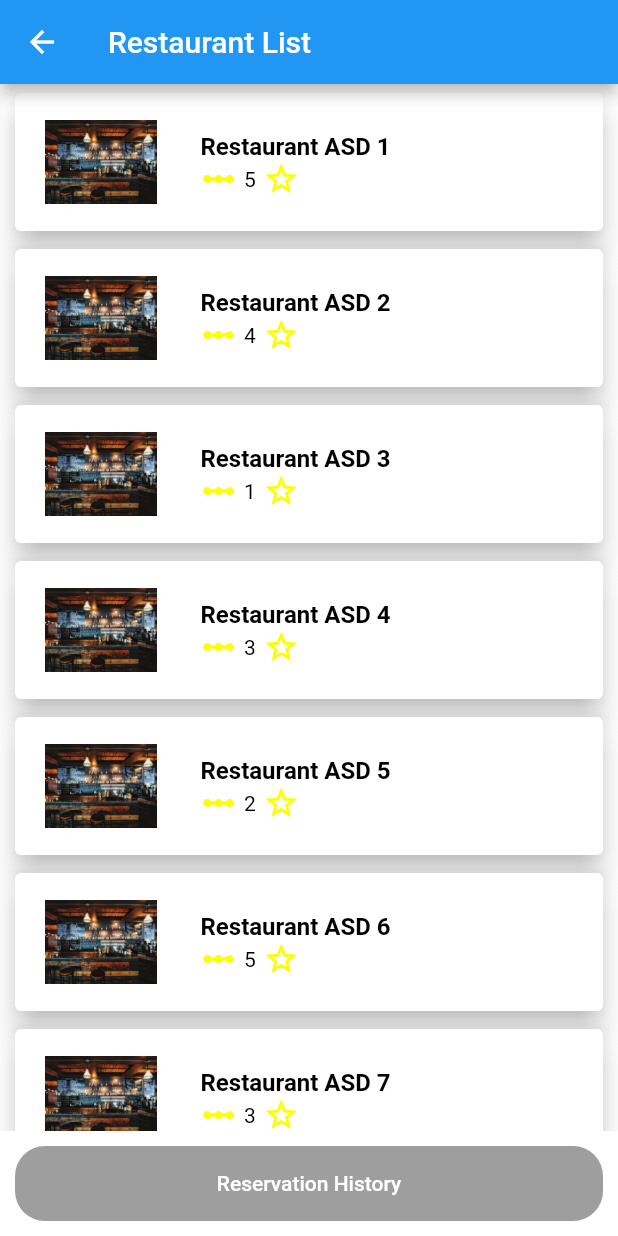
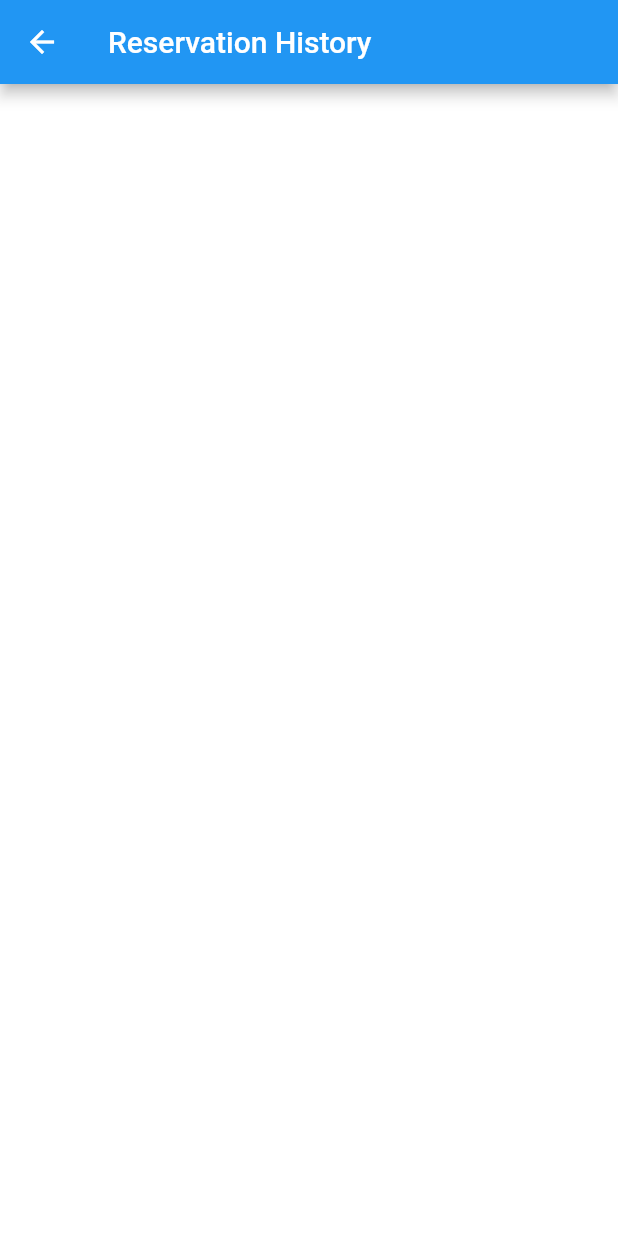
Before and after one commit to samueljiwandono0310/restaruant-app, a Flutter app: the MainScreen screen opened by its route, after a tap on "Reservation History", on a phone screen of 412 x 824 dp. Run offline on Flutter 3.47's test engine with Material 2 defaults, Android fonts, the light colour scheme and no system bars; our stand-ins replace get, shared_preferences, sqflite; accounts and stored records are empty.

Commit message:
feat: implementation ui reservation history and detail restaurant

```diff
--- a/lib/config/routes.dart
+++ b/lib/config/routes.dart
@@ -2,6 +2,7 @@ import 'package:flutter/material.dart';
 import 'package:restaurant_app/screens/login_screen/login_screen.dart';
 import 'package:restaurant_app/screens/main_screen/main_screen.dart';
 import 'package:restaurant_app/screens/registration_screen/registration_screen.dart';
+import 'package:restaurant_app/screens/reservation_history_screen/reservation_history_screen.dart';
 import 'package:restaurant_app/screens/splash_screen/splash_screen.dart';
 
 class NavigationRoutes {
@@ -15,6 +16,8 @@ class NavigationRoutes {
         return MaterialPageRoute(builder: (_) => RegistrationScreen());
       case 'main-screen':
         return MaterialPageRoute(builder: (_) => MainScreen());
+      case 'reservation-history-screen':
+        return MaterialPageRoute(builder: (_) => ReservationHistoryScreen());
       default:
         return MaterialPageRoute(
           builder: (_) => Scaffold(
--- a/lib/dummy/dummy_data.dart
+++ b/lib/dummy/dummy_data.dart
@@ -260,49 +260,49 @@ class DummyData {
 
   static var restaurantList = [
     RestaurantData(
-      id: "1",
+      id: 1,
       restaurantImage: "assets/dummy_pic.jpg",
       restaurantName: "Restaurant ASD 1",
       restaurantRating: 5,
     ),
     RestaurantData(
-      id: "2",
+      id: 2,
       restaurantImage: "assets/dummy_pic.jpg",
       restaurantName: "Restaurant ASD 2",
       restaurantRating: 4,
     ),
     RestaurantData(
-      id: "3",
+      id: 3,
       restaurantImage: "assets/dummy_pic.jpg",
       restaurantName: "Restaurant ASD 3",
       restaurantRating: 1,
     ),
     RestaurantData(
-      id: "4",
+      id: 4,
       restaurantImage: "assets/dummy_pic.jpg",
       restaurantName: "Restaurant ASD 4",
       restaurantRating: 3,
     ),
     RestaurantData(
-      id: "5",
+      id: 5,
       restaurantImage: "assets/dummy_pic.jpg",
       restaurantName: "Restaurant ASD 5",
       restaurantRating: 2,
     ),
     RestaurantData(
-      id: "6",
+      id: 6,
       restaurantImage: "assets/dummy_pic.jpg",
       restaurantName: "Restaurant ASD 6",
       restaurantRating: 5,
     ),
     RestaurantData(
-      id: "7",
+      id: 7,
       restaurantImage: "assets/dummy_pic.jpg",
       restaurantName: "Restaurant ASD 7",
       restaurantRating: 3,
     ),
     RestaurantData(
-      id: "8",
+      id: 8,
       restaurantImage: "assets/dummy_pic.jpg",
       restaurantName: "Restaurant ASD 8",
       restaurantRating: 2,
--- a/lib/model/restauran_model.dart
+++ b/lib/model/restauran_model.dart
@@ -1,5 +1,5 @@
 class RestaurantData {
-  String id;
+  int id;
   String restaurantName;
   int restaurantRating;
   String restaurantImage;
--- a/lib/screens/main_screen/main_screen.dart
+++ b/lib/screens/main_screen/main_screen.dart
@@ -1,5 +1,8 @@
+import 'package:flutter/cupertino.dart';
 import 'package:flutter/material.dart';
+import 'package:get/get.dart';
 import 'package:restaurant_app/dummy/dummy_data.dart';
+import 'package:restaurant_app/screens/main_screen/detail/detail_main_screen.dart';
 
 class MainScreen extends StatefulWidget {
   @override
@@ -7,10 +10,6 @@ class MainScreen extends StatefulWidget {
 }
 
 class _MainScreenState extends State<MainScreen> {
-  void _onItemTapped() {
-    print("object");
-  }
-
   @override
   Widget build(BuildContext context) {
     return Scaffold(
@@ -29,7 +28,18 @@ class _MainScreenState extends State<MainScreen> {
           shrinkWrap: true,
           itemCount: DummyData.restaurantList.length,
           itemBuilder: (BuildContext context, int index) {
-            return Card(
+            return GestureDetector(
+              onTap: () {
+                Navigator.of(context).push(
+                  CupertinoPageRoute(
+                    fullscreenDialog: true,
+                    builder: (context) => DetailMainScreen(
+                      index: index,
+                    ),
+                  ),
+                );
+              },
+              child: Card(
                 elevation: 8.0,
                 margin: new EdgeInsets.symmetric(
                   horizontal: 10.0,
@@ -87,13 +97,14 @@ class _MainScreenState extends State<MainScreen> {
                     ),
                   ),
                 ),
+              ),
             );
           },
         ),
       ),
       bottomNavigationBar: GestureDetector(
         onTap: () {
-          print("object");
+          Get.toNamed('reservation-history-screen');
         },
         child: Container(
           margin: EdgeInsets.all(10.0),
--- /dev/null
+++ b/lib/screens/reservation_history_screen/reservation_history_screen.dart
@@ -0,0 +1,32 @@
+import 'package:flutter/material.dart';
+import 'package:get/get.dart';
+
+class ReservationHistoryScreen extends StatefulWidget {
+  @override
+  _ReservationHistoryScreenState createState() => _ReservationHistoryScreenState();
+}
+
+class _ReservationHistoryScreenState extends State<ReservationHistoryScreen> {
+  @override
+  Widget build(BuildContext context) {
+    return Scaffold(
+      backgroundColor: Colors.white,
+      appBar: AppBar(
+        leading: GestureDetector(
+          onTap: () {
+            Get.back();
+          },
+          child: Icon(
+            Icons.arrow_back,
+          ),
+        ),
+        title: Text(
+          "Reservation History",
+          style: TextStyle(
+            color: Colors.white,
+          ),
+        ),
+      ),
+    );
+  }
+}
```
Also changed, not shown: lib/screens/main_screen/detail/detail_main_screen.dart (added, +42 -0 lines). Lines whose indentation alone changed are shown as unchanged.
